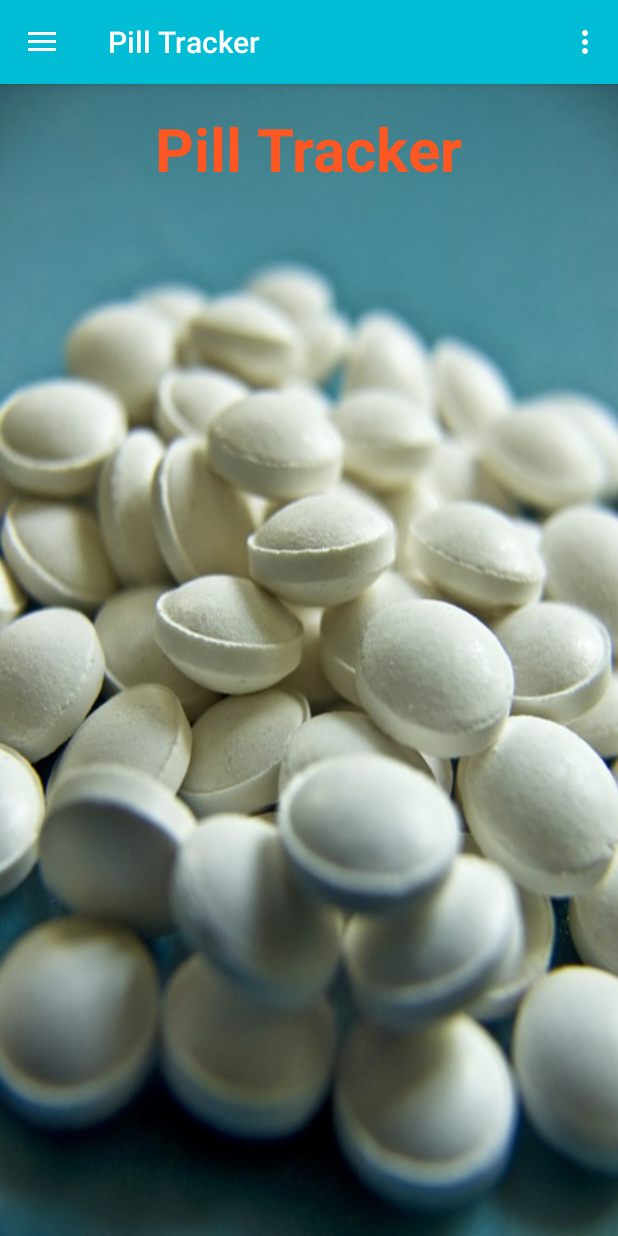
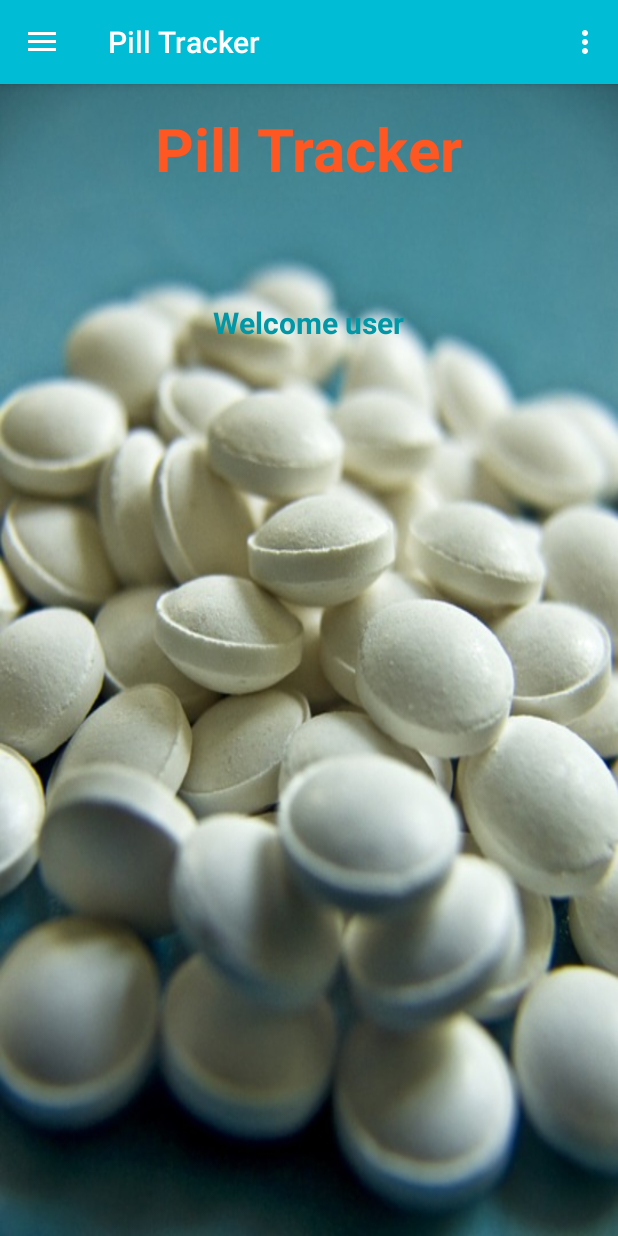
Before and after one commit to arolling/Android-Pill-Tracker, an Android app: the MainActivity screen opened directly, with no data from a screen before it, on a phone screen of 412 x 824 dp. Run offline under Robolectric (Android 15) with nearby library versions, the light colour scheme and no system bars; our stand-ins replace ButterKnife; libraries missing offline, so code that uses them is left out: com.firebase.client; 3 statements that could not run were skipped.

Commit message:
add personal greeting for current user with memory for last email logged in

```diff
--- a/app/src/main/java/com/epicodus/pilltracker/Constants.java
+++ b/app/src/main/java/com/epicodus/pilltracker/Constants.java
@@ -5,6 +5,7 @@ package com.epicodus.pilltracker;
 public class Constants {
     public static final String OPEN_FDA_API_KEY = BuildConfig.OPEN_FDA_API_KEY;
     public static final String FIREBASE_URL = BuildConfig.FIREBASE_ROOT_URL;
+    public static final String KEY_USER_EMAIL = "email";
 
 
     public static final String MAPI_API_BASE_URL = "http://mapi-us.iterar.co/api/";
--- a/app/src/main/java/com/epicodus/pilltracker/ui/MainActivity.java
+++ b/app/src/main/java/com/epicodus/pilltracker/ui/MainActivity.java
@@ -1,11 +1,14 @@
 package com.epicodus.pilltracker.ui;
 
 import android.content.Intent;
+import android.content.SharedPreferences;
 import android.content.res.Configuration;
+import android.preference.PreferenceManager;
 import android.support.v4.widget.DrawerLayout;
 import android.support.v7.app.ActionBarDrawerToggle;
 import android.support.v7.app.AppCompatActivity;
 import android.os.Bundle;
+import android.util.Log;
 import android.view.Menu;
 import android.view.MenuItem;
 import android.view.View;
@@ -18,7 +21,11 @@ import android.widget.Toast;
 
 import com.epicodus.pilltracker.Constants;
 import com.epicodus.pilltracker.R;
+import com.epicodus.pilltracker.models.User;
+import com.firebase.client.DataSnapshot;
 import com.firebase.client.Firebase;
+import com.firebase.client.FirebaseError;
+import com.firebase.client.ValueEventListener;
 
 import butterknife.Bind;
 import butterknife.ButterKnife;
@@ -34,6 +41,12 @@ public class MainActivity extends AppCompatActivity {
 
     private Firebase mFirebaseRef;
 
+    private ValueEventListener mUserRefListener;
+    private Firebase mUserRef;
+    private String mUId;
+    private SharedPreferences mSharedPreferences;
+    @Bind(R.id.welcomeTextView)TextView mWelcomeTextView;
+
 
     @Override
     protected void onCreate(Bundle savedInstanceState) {
@@ -42,6 +55,23 @@ public class MainActivity extends AppCompatActivity {
         ButterKnife.bind(this);
 
         mFirebaseRef = new Firebase(Constants.FIREBASE_URL);
+
+        mSharedPreferences = PreferenceManager.getDefaultSharedPreferences(this);
+        mUId = mSharedPreferences.getString(Constants.KEY_UID, null);
+        mUserRef = new Firebase(Constants.FIREBASE_URL_USERS).child(mUId);
+
+        mUserRefListener = mUserRef.addValueEventListener(new ValueEventListener() {
+            @Override
+            public void onDataChange(DataSnapshot dataSnapshot) {
+                User user = dataSnapshot.getValue(User.class);
+                mWelcomeTextView.setText("Welcome, " + user.getName());
+            }
+
+            @Override
+            public void onCancelled(FirebaseError firebaseError) {
+                Log.d(TAG, "Read failed");
+            }
+        });
 
         mNavChoices = getResources().getStringArray(R.array.nav_choices);
         mTitle = mDrawerTitle = getTitle();
--- a/app/src/main/java/com/epicodus/pilltracker/ui/NewUserActivity.java
+++ b/app/src/main/java/com/epicodus/pilltracker/ui/NewUserActivity.java
@@ -98,6 +98,7 @@ public class NewUserActivity extends AppCompatActivity implements View.OnClickLi
                     @Override
                     public void onAuthenticated(AuthData authData) {
                         mAuthProgressDialog.dismiss();
+                        mSharedPreferencesEditor.putString(Constants.KEY_USER_EMAIL, email).apply();
                         if (authData != null) {
                             String userUid = authData.getUid();
 
@@ -174,7 +175,7 @@ public class NewUserActivity extends AppCompatActivity implements View.OnClickLi
             mPasswordEditText.setError("Please create a password containing at least 6 characters");
             return false;
         } else if (!password.equals(confirmPassword)){
-            mPasswordEditText.setError("Passwords do not match");
+            mConfirmPasswordEditText.setError("Passwords do not match");
             return false;
         }
         return true;
--- a/app/src/main/res/layout/activity_main.xml
+++ b/app/src/main/res/layout/activity_main.xml
@@ -32,6 +32,18 @@
             android:textSize="40sp"
             android:textColor="@color/colorAccent" />
 
+        <TextView
+            android:layout_width="wrap_content"
+            android:layout_height="wrap_content"
+            android:text="Welcome user"
+            android:id="@+id/welcomeTextView"
+            android:textColor="@color/colorPrimaryDark"
+            android:textSize="20sp"
+            android:textStyle="bold"
+            android:layout_below="@+id/tvAppTitle"
+            android:layout_marginTop="75dp"
+            android:layout_centerHorizontal="true" />
+
     </RelativeLayout>
     <!-- The navigation drawer -->
     <ListView android:id="@+id/navigation_drawer"
```
Also changed, not shown: app/src/main/java/com/epicodus/pilltracker/ui/LoginActivity.java (+7 -2 lines).
